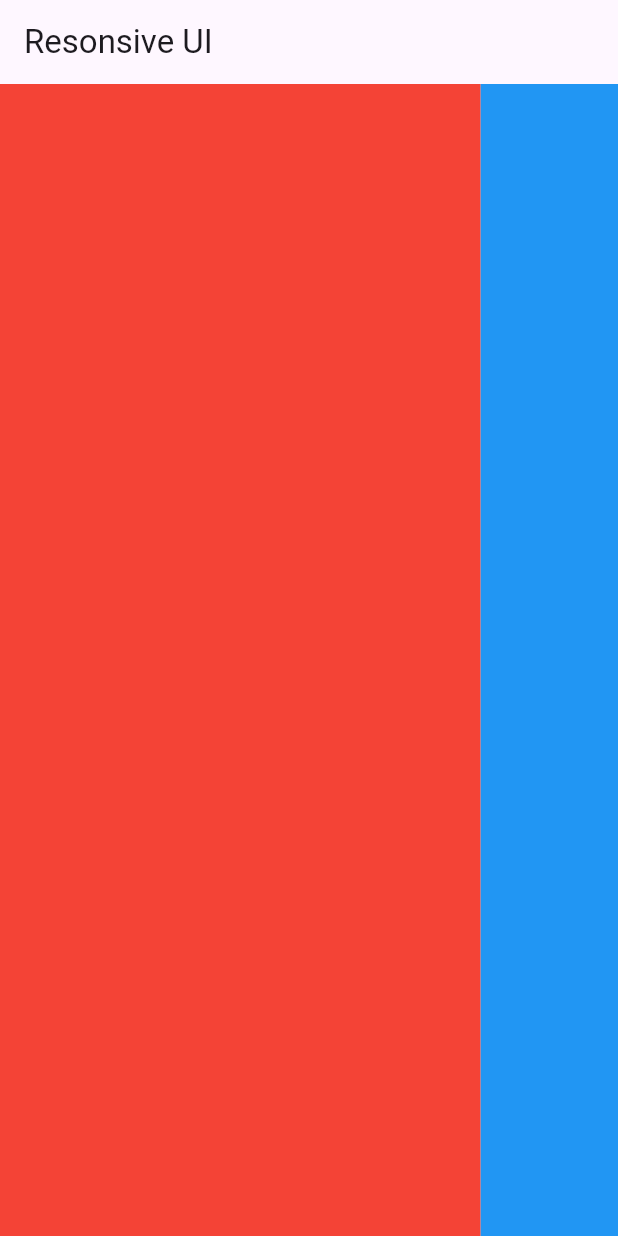
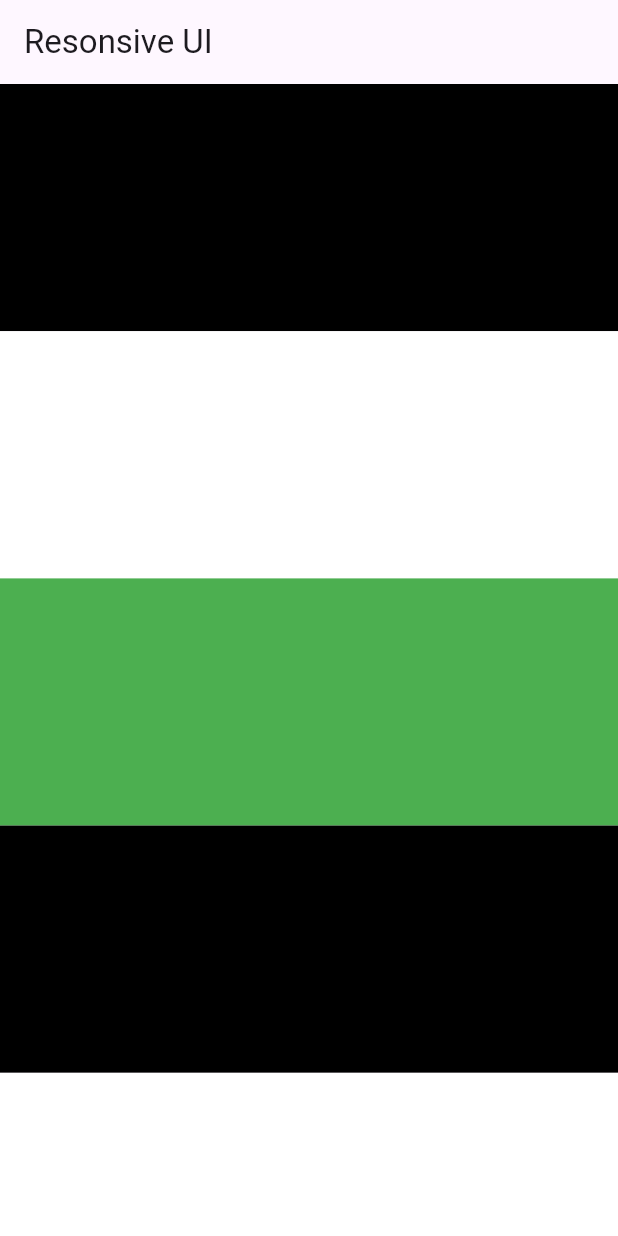
Before and after one commit to mahabubulhasibshawon/flutter_responsive_ui, a Flutter app: the screen it shows after launch, on a phone screen of 412 x 824 dp. Run offline on Flutter 3.47's test engine with Material 3 defaults, Android fonts, the phone set to English and light mode, and no system bars.

Commit message:
responsive ui

```diff
--- a/lib/home_page.dart
+++ b/lib/home_page.dart
@@ -11,27 +11,109 @@ class HomePage extends StatelessWidget {
     var deviceWidth = MediaQuery.of(context).size.width;
     var textSize =  MediaQuery.of(context).textScaler;
     var brightness = MediaQuery.of(context).platformBrightness;
+    var size = MediaQuery.of(context).size;
 
     return Scaffold(
       appBar: AppBar(
         title: const Text('Resonsive UI'),
       ),
-      body: Row(
-        children: [
-          Flexible(
-            flex: 7,
-              child: Container(
-                color: Colors.red,
-              )
-          ),
-          Flexible(
-            flex: 2,
-              child: Container(
-                color: Colors.blue,
-              )
-          ),
-        ],
-      ),
+      body: LayoutBuilder(
+        builder: (ctx, constrains){
+          if(constrains.maxWidth> 1000){
+            return Row(
+              children: [
+                Container(
+                  width: size.width * 0.3,
+                  height: size.height - kBottomNavigationBarHeight,
+                  child: ListView(
+                    children: [
+                      ListTile(
+                        title: Text('Accoount'),
+                        leading: Icon(Icons.person),
+                      ),
+                      ListTile(
+                        title: Text('Dashboard'),
+                        leading: Icon(Icons.dashboard),
+                      ),
+                      ListTile(
+                        title: Text('Settings'),
+                        leading: Icon(Icons.settings),
+                      ),
+                    ],
+                  ),
+                ),
+                Expanded(child: ListView(
+                  children: [
+                    Container(
+                      height: deviceHeight * 0.2,
+                      color: Colors.green,
+                    ),
+                    Container(
+                      height: deviceHeight * 0.2,
+                      color: Colors.red,
+                    ),
+                    Container(
+                      height: deviceHeight * 0.2,
+                      color: Colors.green,
+                    ),
+                    Container(
+                      height: deviceHeight * 0.2,
+                      color: Colors.red,
+                    ),
+                    Container(
+                      height: deviceHeight * 0.2,
+                      color: Colors.green,
+                    ),
+                    Container(
+                      height: deviceHeight * 0.2,
+                      color: Colors.red,
+                    ),
+                    Container(
+                      height: deviceHeight * 0.2,
+                      color: Colors.green,
+                    ),
+                    Container(
+                      height: deviceHeight * 0.2,
+                      color: Colors.red,
+                    ),
+                  ],
+                )
+                )
+              ],
+            );
+          }
+          else{
+            return ListView(
+              children: [
+                Container(
+                  height: deviceHeight * 0.2,
+                  color: Colors.black,
+                ),
+                Container(
+                  height: deviceHeight * 0.2,
+                  color: Colors.white,
+                ),
+                Container(
+                  height: deviceHeight * 0.2,
+                  color: Colors.green,
+                ),
+                Container(
+                  height: deviceHeight * 0.2,
+                  color: Colors.black,
+                ),
+                Container(
+                  height: deviceHeight * 0.2,
+                  color: Colors.white,
+                ),
+                Container(
+                  height: deviceHeight * 0.2,
+                  color: Colors.green,
+                ),
+              ],
+            );
+          }
+        },
+      )
     );
   }
 }
```
